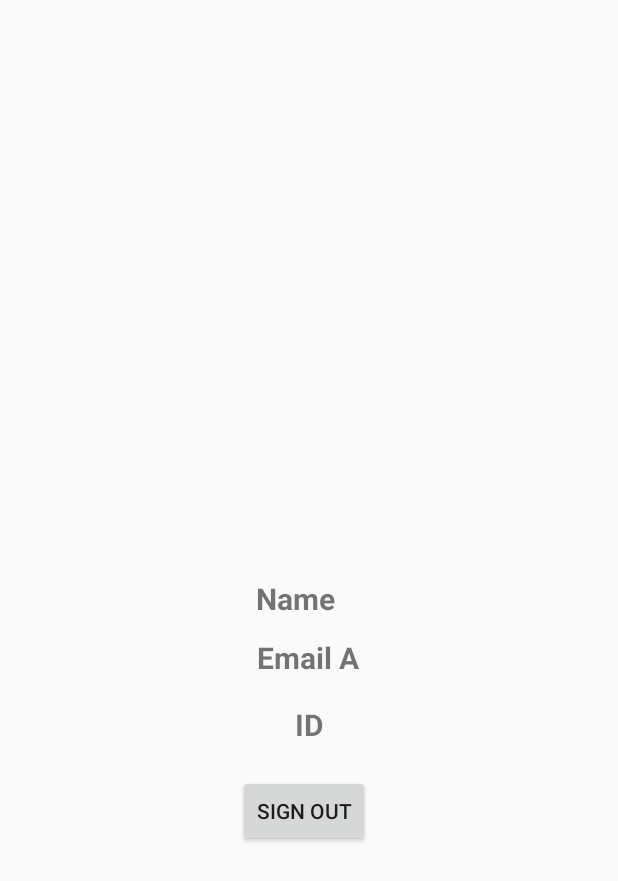
After one commit to irdina97/SmartMoneyFYP, an Android app: the GoogleLogin screen opened directly, with no data from a screen before it, on a phone screen of 412 x 824 dp. The commit adds this screen. Shown: the top 881 px of the screen. Run offline under Robolectric (Android 15) with nearby library versions, the light colour scheme and no system bars; our stand-ins replace Firebase (no records; nobody signed in at launch, a user with empty details on screens opened directly); libraries missing offline, so code that uses them is left out: com.facebook, com.facebook.login.

```diff
--- /dev/null
+++ b/app/src/main/java/com/example/smartmoney/GoogleLogin.java
@@ -0,0 +1,88 @@
+package com.example.smartmoney;
+
+import androidx.annotation.NonNull;
+import androidx.appcompat.app.AppCompatActivity;
+
+import android.net.Uri;
+import android.os.Bundle;
+import android.view.View;
+import android.widget.Button;
+import android.widget.ImageView;
+import android.widget.TextView;
+import android.widget.Toast;
+
+import com.bumptech.glide.Glide;
+import com.facebook.login.LoginManager;
+import com.google.android.gms.auth.api.signin.GoogleSignIn;
+import com.google.android.gms.auth.api.signin.GoogleSignInAccount;
+import com.google.android.gms.auth.api.signin.GoogleSignInClient;
+import com.google.android.gms.auth.api.signin.GoogleSignInOptions;
+import com.google.android.gms.tasks.OnCompleteListener;
+import com.google.android.gms.tasks.Task;
+import com.google.firebase.auth.FirebaseAuth;
+import com.google.firebase.auth.FirebaseUser;
+
+public class GoogleLogin extends AppCompatActivity {
+
+    ImageView imageView;
+    TextView name, email, id;
+    Button signOut;
+
+    GoogleSignInClient mGoogleSignInClient;
+
+    @Override
+
+    protected void onCreate(Bundle savedInstanceState) {
+        super.onCreate(savedInstanceState);
+        setContentView(R.layout.activity_google_login);
+
+        //Initialize Google Login Button
+        GoogleSignInOptions gso = new GoogleSignInOptions.Builder(GoogleSignInOptions.DEFAULT_SIGN_IN)
+                .requestEmail()
+                .build();
+
+        mGoogleSignInClient = GoogleSignIn.getClient(this, gso);
+
+        imageView = findViewById(R.id.imageGoogle);
+        name = findViewById(R.id.textName);
+        email = findViewById(R.id.textEmail);
+        id = findViewById(R.id.textID);
+        signOut = findViewById(R.id.btnSignOut);
+        signOut.setOnClickListener(new View.OnClickListener() {
+            @Override
+            public void onClick(View view) {
+                switch (view.getId()) {
+                    case R.id.btnSignOut:
+                        signOut();
+                        break;
+                }
+
+            }
+        });
+
+        //Google
+        GoogleSignInAccount acct = GoogleSignIn.getLastSignedInAccount(this);
+        if (acct != null) {
+            String personName = acct.getDisplayName();
+            String personEmail = acct.getEmail();
+            String personId = acct.getId();
+            Uri personPhoto = acct.getPhotoUrl();
+
+            name.setText(personName);
+            email.setText(personEmail);
+            id.setText(personId);
+            Glide.with(this).load(String.valueOf(personPhoto)).into(imageView);
+        }
+
+    }
+    private void signOut() {
+        mGoogleSignInClient.signOut()
+                .addOnCompleteListener(this, new OnCompleteListener<Void>() {
+                    @Override
+                    public void onComplete(@NonNull Task<Void> task) {
+                        Toast.makeText(GoogleLogin.this, "Signed out scessfully", Toast.LENGTH_LONG).show();
+                        finish();
+                    }
+                });
+    }
+}
--- /dev/null
+++ b/app/src/main/res/drawable/custom_button.xml
@@ -0,0 +1,6 @@
+<?xml version="1.0" encoding="utf-8"?>
+<shape android:shape="rectangle" xmlns:android="http://schemas.android.com/apk/res/android">
+
+    <solid android:color="@color/com_facebook_blue"/>
+    <corners android:radius="10dp"/>
+</shape>
--- /dev/null
+++ b/app/src/main/res/layout/activity_google_login.xml
@@ -0,0 +1,78 @@
+<?xml version="1.0" encoding="utf-8"?>
+<androidx.constraintlayout.widget.ConstraintLayout xmlns:android="http://schemas.android.com/apk/res/android"
+    xmlns:app="http://schemas.android.com/apk/res-auto"
+    xmlns:tools="http://schemas.android.com/tools"
+    android:layout_width="match_parent"
+    android:layout_height="match_parent"
+    tools:context=".GoogleLogin">
+
+    <TextView
+        android:id="@+id/textName"
+        android:layout_width="71dp"
+        android:layout_height="26dp"
+        android:text="Name"
+        android:textSize="20sp"
+        android:textStyle="bold"
+        app:layout_constraintBottom_toBottomOf="parent"
+        app:layout_constraintEnd_toEndOf="parent"
+        app:layout_constraintHorizontal_bias="0.501"
+        app:layout_constraintStart_toStartOf="parent"
+        app:layout_constraintTop_toTopOf="parent"
+        app:layout_constraintVertical_bias="0.483"
+        tools:ignore="HardcodedText" />
+
+    <TextView
+        android:id="@+id/textEmail"
+        android:layout_width="70dp"
+        android:layout_height="23dp"
+        android:text="Email Address"
+        android:textSize="20sp"
+        android:textStyle="bold"
+        app:layout_constraintBottom_toBottomOf="parent"
+        app:layout_constraintEnd_toEndOf="parent"
+        app:layout_constraintStart_toStartOf="parent"
+        app:layout_constraintTop_toTopOf="parent"
+        app:layout_constraintVertical_bias="0.53"
+        tools:ignore="HardcodedText" />
+
+    <TextView
+        android:id="@+id/textID"
+        android:layout_width="wrap_content"
+        android:layout_height="wrap_content"
+        android:text="ID"
+        android:textSize="20sp"
+        android:textStyle="bold"
+        app:layout_constraintBottom_toBottomOf="parent"
+        app:layout_constraintEnd_toEndOf="parent"
+        app:layout_constraintStart_toStartOf="parent"
+        app:layout_constraintTop_toTopOf="parent"
+        app:layout_constraintVertical_bias="0.589"
+        tools:ignore="HardcodedText" />
+
+    <Button
+        android:id="@+id/btnSignOut"
+        android:layout_width="wrap_content"
+        android:layout_height="wrap_content"
+        android:text="SIGN OUT"
+        app:layout_constraintBottom_toBottomOf="parent"
+        app:layout_constraintEnd_toEndOf="parent"
+        app:layout_constraintHorizontal_bias="0.489"
+        app:layout_constraintStart_toStartOf="parent"
+        app:layout_constraintTop_toTopOf="parent"
+        app:layout_constraintVertical_bias="0.666"
+        tools:ignore="HardcodedText" />
+
+    <ImageView
+        android:id="@+id/imageGoogle"
+        android:layout_width="wrap_content"
+        android:layout_height="wrap_content"
+        app:layout_constraintBottom_toBottomOf="parent"
+        app:layout_constraintEnd_toEndOf="parent"
+        app:layout_constraintHorizontal_bias="0.498"
+        app:layout_constraintStart_toStartOf="parent"
+        app:layout_constraintTop_toTopOf="parent"
+        app:layout_constraintVertical_bias="0.308"
+        tools:srcCompat="@tools:sample/avatars"
+        tools:ignore="ContentDescription" />
+
+</androidx.constraintlayout.widget.ConstraintLayout>
--- a/app/src/main/res/values/strings.xml
+++ b/app/src/main/res/values/strings.xml
@@ -16,6 +16,8 @@
     <string name="invalid_username">Not a valid username</string>
     <string name="invalid_password">Password must be >5 characters</string>
     <string name="login_failed">"Login failed"</string>
+    <string name="facebook_app_id">876609142861955</string>
+    <string name="fb_login_protocol_scheme">fb876609142861955</string>
 
 
     <string name="action_settings">Settings</string>
--- a/build.gradle
+++ b/build.gradle
@@ -4,10 +4,12 @@ buildscript {
     repositories {
         google()
         jcenter()
+        mavenCentral()
 
     }
     dependencies {
         classpath 'com.android.tools.build:gradle:3.5.3'
+        classpath 'com.google.gms:google-services:4.2.0'
 
         // NOTE: Do not place your application dependencies here; they belong
         // in the individual module build.gradle files
```
Also changed, not shown: app/build.gradle (+9 -0 lines), app/src/main/AndroidManifest.xml (+25 -3 lines), app/src/main/java/com/example/smartmoney/FBLogin.java (added, +56 -0 lines), app/src/main/java/com/example/smartmoney/Login.java (+159 -2 lines), app/src/main/res/drawable/ic_menu_camera.xml (deleted, +0 -12 lines), app/src/main/res/drawable/ic_menu_gallery.xml (deleted, +0 -9 lines), app/src/main/res/drawable/ic_menu_send.xml (deleted, +0 -9 lines), app/src/main/res/drawable/ic_menu_share.xml (deleted, +0 -9 lines), app/src/main/res/drawable/ic_menu_slideshow.xml (deleted, +0 -9 lines), app/src/main/res/layout/activity_fblogin.xml (added, +62 -0 lines), app/src/main/res/layout/activity_login.xml (+37 -8 lines), 965 other files.
